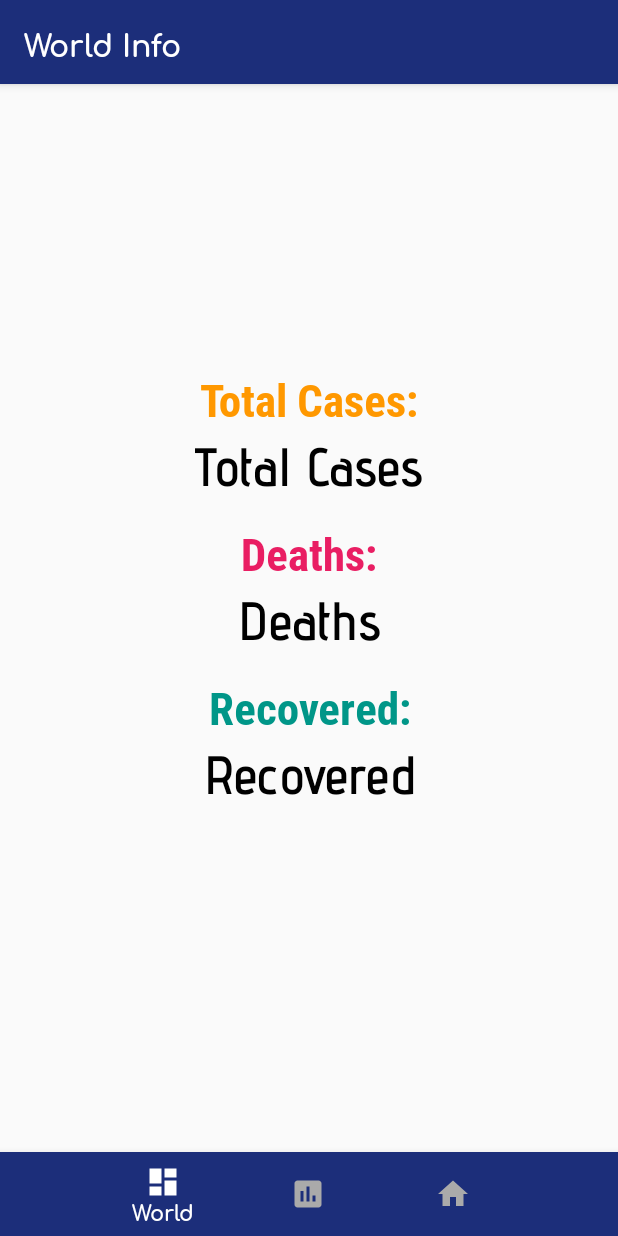
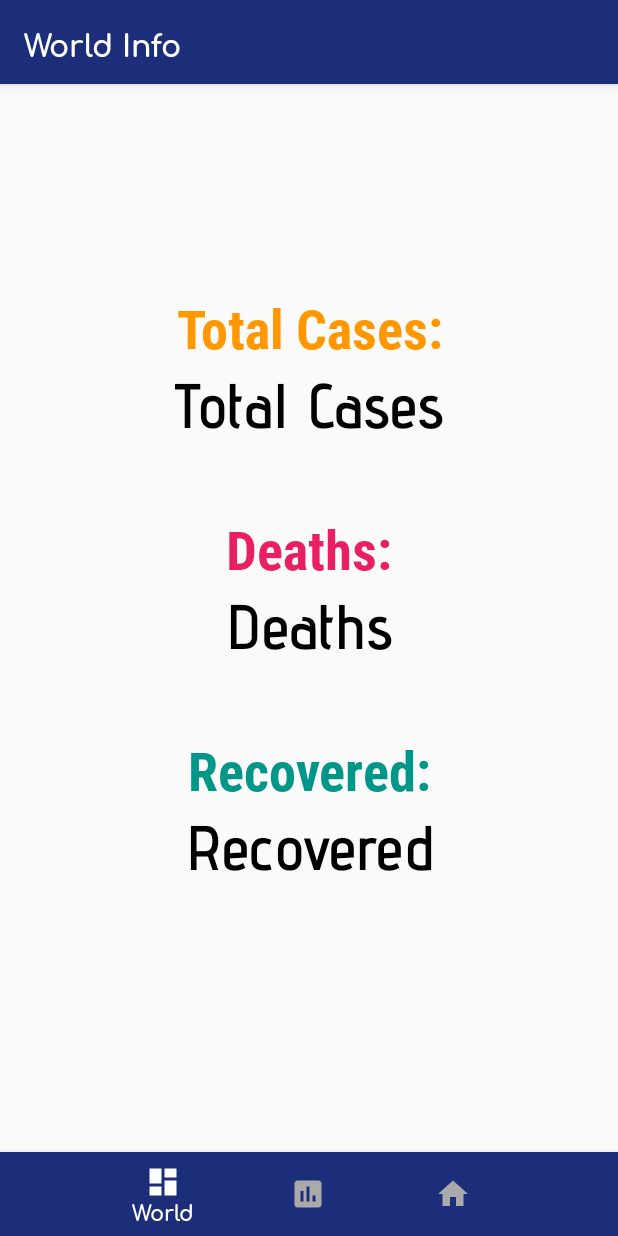
Before and after one commit to DmytroHryniuk/be_aware_public, an Android app: the screen it shows after launch (MainActivity), on a phone screen of 412 x 824 dp. Run offline under Robolectric (Android 15) with nearby library versions, the phone set to English and light mode, and no system bars; our stand-ins replace Firebase (no records; nobody signed in at launch, a user with empty details on screens opened directly), navigation-ui; libraries missing offline, so code that uses them is left out: com.github.ybq.android; plain views replace SpinKitView; 5 statements that could not run were skipped.

```diff
--- a/app/src/main/java/com/hryniuk/beaware/ui/local/LocalFragment.java
+++ b/app/src/main/java/com/hryniuk/beaware/ui/local/LocalFragment.java
@@ -39,9 +39,7 @@ public class LocalFragment extends Fragment {
 
 
         View root = inflater.inflate(R.layout.fragment_dashboard, container, false);
-        final TextView textView = root.findViewById(R.id.text_dashboard);
 
-                textView.setText("DATA3");
 
         return root;
     }
--- a/app/src/main/res/layout/fragment_home.xml
+++ b/app/src/main/res/layout/fragment_home.xml
@@ -32,7 +32,7 @@
                 android:text="Total Cases:"
                 android:textAlignment="center"
                 android:textColor="#FF9800"
-                android:textSize="30sp"
+                android:textSize="36sp"
                 app:layout_constraintBottom_toBottomOf="parent"
                 app:layout_constraintEnd_toEndOf="parent"
                 app:layout_constraintStart_toStartOf="parent"
@@ -49,20 +49,20 @@
                 android:text="Total Cases"
                 android:textAlignment="center"
                 android:textColor="#000000"
-                android:textSize="36sp" />
+                android:textSize="42sp" />
 
             <TextView
                 android:id="@+id/deaths"
                 android:layout_width="match_parent"
                 android:layout_height="wrap_content"
                 android:layout_marginStart="8dp"
-                android:layout_marginTop="16dp"
+                android:layout_marginTop="46dp"
                 android:layout_marginEnd="8dp"
                 android:fontFamily="@font/roboto_condensed_bold"
                 android:text="Deaths:"
                 android:textAlignment="center"
                 android:textColor="#E91E63"
-                android:textSize="30sp" />
+                android:textSize="36sp" />
 
             <TextView
                 android:id="@+id/deaths_info"
@@ -75,7 +75,7 @@
                 android:text="Deaths"
                 android:textAlignment="center"
                 android:textColor="#000000"
-                android:textSize="36sp"
+                android:textSize="42sp"
                 android:textStyle="bold" />
 
             <TextView
@@ -83,13 +83,13 @@
                 android:layout_width="match_parent"
                 android:layout_height="wrap_content"
                 android:layout_marginStart="8dp"
-                android:layout_marginTop="16dp"
+                android:layout_marginTop="46dp"
                 android:layout_marginEnd="8dp"
                 android:fontFamily="@font/roboto_condensed_bold"
                 android:text="Recovered:"
                 android:textAlignment="center"
                 android:textColor="#009688"
-                android:textSize="30sp" />
+                android:textSize="36sp" />
 
             <TextView
                 android:id="@+id/recovered_info"
@@ -102,14 +102,14 @@
                 android:text="Recovered"
                 android:textAlignment="center"
                 android:textColor="#000000"
-                android:textSize="36sp" />
+                android:textSize="42sp" />
         </LinearLayout>
 
         <com.github.ybq.android.spinkit.SpinKitView
             android:id="@+id/spin_kit"
             style="@style/SpinKitView.Large.DoubleBounce"
             android:layout_width="match_parent"
-            android:layout_height="150dp"
+            android:layout_height="200dp"
             app:SpinKit_Color="@color/colorPrimary" />
     </RelativeLayout>
 
```
Also changed, not shown: app/src/main/res/drawable/ic_place_black_24dp.xml (added, +9 -0 lines), app/src/main/res/layout/fragment_dashboard.xml (+38 -13 lines).
